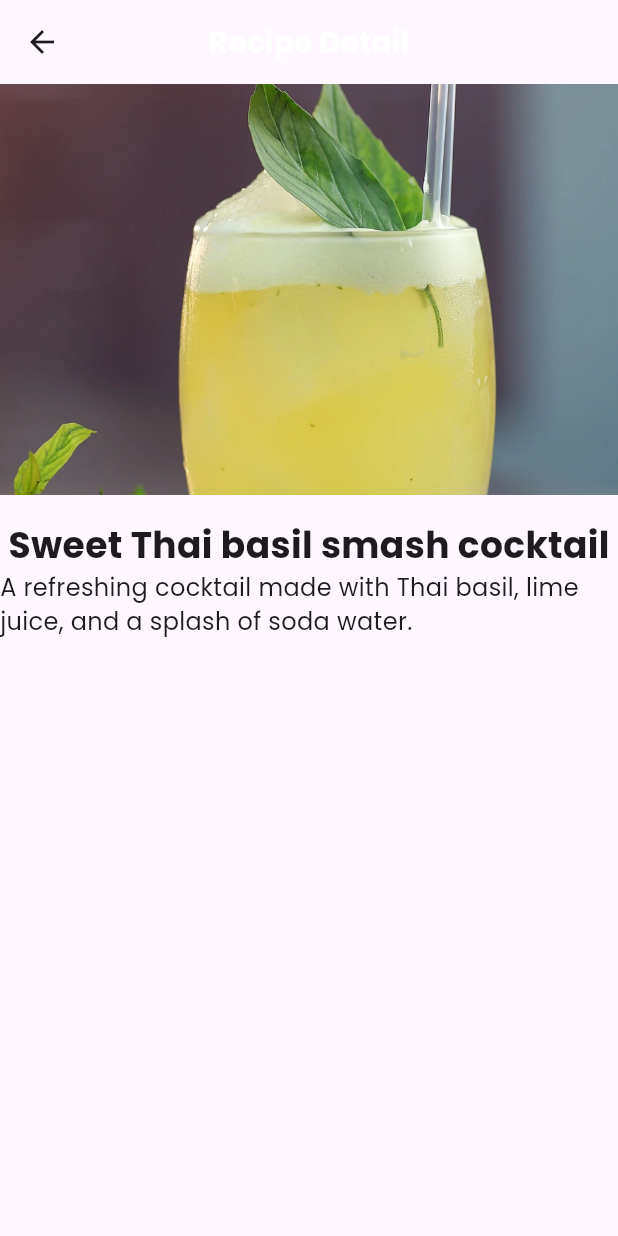
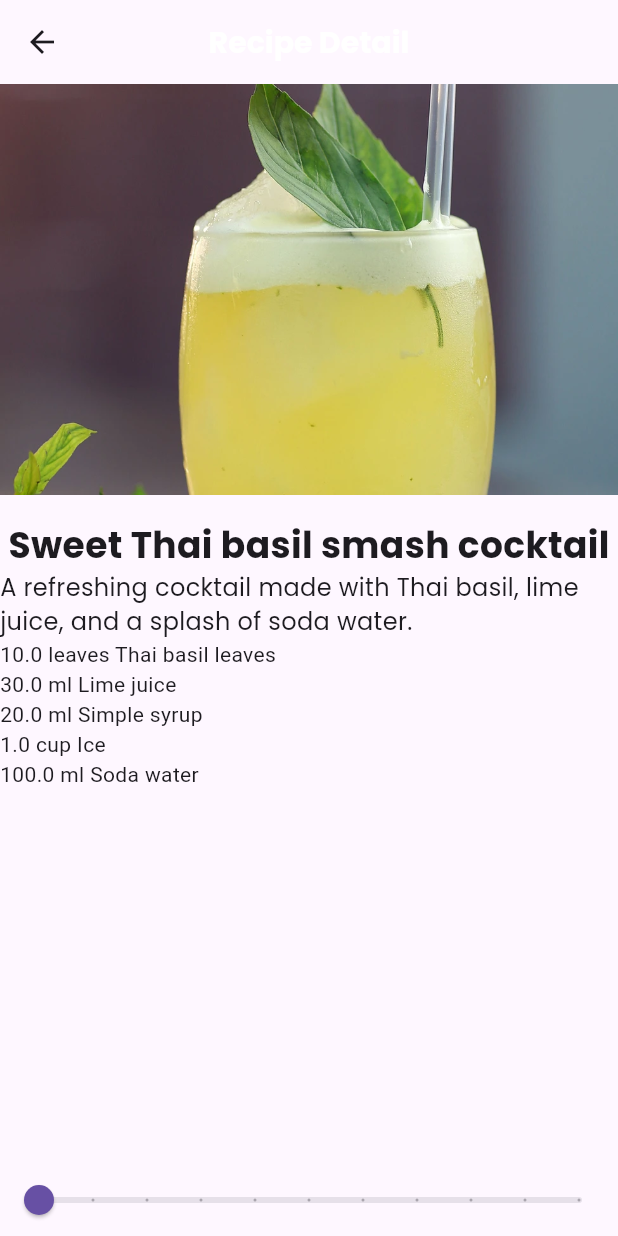
Before and after one commit to PhongamonJutipong/receipes, a Flutter app: the screen it shows after launch, after a tap on "Sweet Thai basil smash cocktail", on a phone screen of 412 x 824 dp. Run offline on Flutter 3.47's test engine with Material 3 defaults, Android fonts, the phone set to English and light mode, and no system bars; our stand-ins replace google_fonts.

Commit message:
Slideval and ingrediant

```diff
--- /dev/null
+++ b/lib/Model/ingrediant.dart
@@ -0,0 +1,12 @@
+class Ingrediant {
+  String name;
+  double quantity;
+  String unit;
+
+  Ingrediant({
+    required this.name,
+    required this.quantity,
+    required this.unit,
+  });
+
+}
--- a/lib/Model/recipe.dart
+++ b/lib/Model/recipe.dart
@@ -1,35 +1,82 @@
-class Recipe { //ต้องเหมือนชื่อคลาส
+import 'package:receipes/Model/ingrediant.dart';
+
+class Recipe {
   String imgLabel;   // ชื่อเมนู
   String imageUrl;   // path ของรูป
-  String imgdetail; // รายละเอียดของเมนู
+  String imgdetail;  // รายละเอียดของเมนู
+  List<Ingrediant> ingrediants; // รายการวัตถุดิบ
 
-  Recipe(this.imgLabel, this.imageUrl, this.imgdetail);
+  Recipe(this.imgLabel, this.imageUrl, this.imgdetail, this.ingrediants);
 
   static List<Recipe> samples = [
+    // 1. Sweet Thai basil smash cocktail
     Recipe(
       'Sweet Thai basil smash cocktail',
       'assets/images/test1.webp',
-      'A refreshing cocktail made with Thai basil, lime juice, and a splash of soda water.'
+      'A refreshing cocktail made with Thai basil, lime juice, and a splash of soda water.',
+      [
+        Ingrediant(name: 'Thai basil leaves', quantity: 10, unit: 'leaves'),
+        Ingrediant(name: 'Lime juice', quantity: 30, unit: 'ml'),
+        Ingrediant(name: 'Simple syrup', quantity: 20, unit: 'ml'),
+        Ingrediant(name: 'Ice', quantity: 1, unit: 'cup'),
+        Ingrediant(name: 'Soda water', quantity: 100, unit: 'ml'),
+      ],
     ),
+
+    // 2. Pad Thai
     Recipe(
       'Pad Thai',
       'assets/images/test2.webp',
-      'A classic Thai stir-fried noodle dish with shrimp, tofu, peanuts, and bean sprouts.'
+      'A classic Thai stir-fried noodle dish with shrimp, tofu, peanuts, and bean sprouts.',
+      [
+        Ingrediant(name: 'Rice noodles', quantity: 200, unit: 'g'),
+        Ingrediant(name: 'Shrimp', quantity: 150, unit: 'g'),
+        Ingrediant(name: 'Eggs', quantity: 2, unit: 'pcs'),
+        Ingrediant(name: 'Bean sprouts', quantity: 100, unit: 'g'),
+        Ingrediant(name: 'Pad Thai sauce', quantity: 3, unit: 'tbsp'),
+      ],
     ),
+
+    // 3. Thai pumpkin curry (gaeng fak thong)
     Recipe(
       'Thai pumpkin curry (gaeng fak thong)',
       'assets/images/test3.webp',
-      'A creamy and flavorful curry made with pumpkin, coconut milk, and a blend of Thai spices.'
+      'A creamy and flavorful curry made with pumpkin, coconut milk, and a blend of Thai spices.',
+      [
+        Ingrediant(name: 'Pumpkin', quantity: 300, unit: 'g'),
+        Ingrediant(name: 'Coconut milk', quantity: 400, unit: 'ml'),
+        Ingrediant(name: 'Red curry paste', quantity: 2, unit: 'tbsp'),
+        Ingrediant(name: 'Thai basil leaves', quantity: 10, unit: 'leaves'),
+        Ingrediant(name: 'Fish sauce', quantity: 1, unit: 'tbsp'),
+      ],
     ),
+
+    // 4. Thai-style fishcakes
     Recipe(
       'Thai-style fishcakes with sweet and sour cucumber pickle',
       'assets/images/test6.webp',
-      'Crispy fishcakes served with a tangy cucumber pickle and sweet chili sauce.'
+      'Crispy fishcakes served with a tangy cucumber pickle and sweet chili sauce.',
+      [
+        Ingrediant(name: 'Fish paste', quantity: 300, unit: 'g'),
+        Ingrediant(name: 'Red curry paste', quantity: 1, unit: 'tbsp'),
+        Ingrediant(name: 'Green beans', quantity: 50, unit: 'g'),
+        Ingrediant(name: 'Egg', quantity: 1, unit: 'pc'),
+        Ingrediant(name: 'Cucumber pickle', quantity: 1, unit: 'cup'),
+      ],
     ),
+
+    // 5. Thai green fish curry
     Recipe(
       'Thai green fish curry',
       'assets/images/test5.webp',
-      'A spicy and aromatic curry made with green curry paste, fish, and vegetables.'
+      'A spicy and aromatic curry made with green curry paste, fish, and vegetables.',
+      [
+        Ingrediant(name: 'Fish fillet', quantity: 300, unit: 'g'),
+        Ingrediant(name: 'Green curry paste', quantity: 2, unit: 'tbsp'),
+        Ingrediant(name: 'Coconut milk', quantity: 400, unit: 'ml'),
+        Ingrediant(name: 'Eggplant', quantity: 150, unit: 'g'),
+        Ingrediant(name: 'Thai basil leaves', quantity: 10, unit: 'leaves'),
+      ],
     ),
   ];
 }
--- a/lib/main.dart
+++ b/lib/main.dart
@@ -41,16 +41,16 @@ class _MyHomePageState extends State<MyHomePage> {
       body: SafeArea(
         child: Container(
           child: ListView.builder(
-            itemBuilder: (BuildContext context,int index){
+            itemBuilder: (BuildContext context, int index) {
               return GestureDetector(
-                onTap: (){
+                onTap: () {
                   print('You tapped on ${Recipe.samples[index].imgLabel}');
                   Navigator.push(
                     context,
                     MaterialPageRoute(
                       builder: (context) {
                         return Recipedetail(recipe: Recipe.samples[index]);
-                      }
+                      },
                     ),
                   );
                 },
--- a/lib/recipe-detail.dart
+++ b/lib/recipe-detail.dart
@@ -1,11 +1,22 @@
 import 'package:flutter/material.dart';
+import 'package:flutter/rendering.dart';
+import 'package:receipes/Model/ingrediant.dart';
 import 'package:receipes/Model/recipe.dart';
 import 'package:google_fonts/google_fonts.dart';
 
-class Recipedetail extends StatelessWidget {
+class Recipedetail extends StatefulWidget {
   final Recipe recipe;
+  int _sliderVal = 1;
+  Recipedetail({super.key, required this.recipe});
 
-  const Recipedetail({super.key, required this.recipe});
+  @override
+  State<StatefulWidget> createState() {
+    return RecipeDetailState();
+  }
+}
+
+class RecipeDetailState extends State<Recipedetail> {
+  int sliderVal = 1;
 
   @override
   Widget build(BuildContext context) {
@@ -22,16 +33,44 @@ class Recipedetail extends StatelessWidget {
       body: Center(
         child: Column(
           children: [
-            Image.asset(recipe.imageUrl),
+            Image.asset(widget.recipe.imageUrl),
             const SizedBox(height: 16.0),
             Text(
-              recipe.imgLabel,
+              widget.recipe.imgLabel,
               style: GoogleFonts.poppins(
                 fontSize: 24.0,
                 fontWeight: FontWeight.bold,
               ),
             ),
-            Text(recipe.imgdetail, style: GoogleFonts.poppins(fontSize: 16.0)),
+            Text(
+              widget.recipe.imgdetail,
+              style: GoogleFonts.poppins(fontSize: 16.0),
+            ),
+
+            Expanded(
+              child: ListView.builder(
+                itemCount: widget.recipe.ingrediants.length,
+                itemBuilder: (BuildContext context, int index) {
+                  final ingrediant = widget.recipe.ingrediants![index];
+                  final adjustedQuantity = widget.recipe.ingrediants[index].quantity * sliderVal;
+                  return Text(
+                    '${adjustedQuantity * widget._sliderVal} ${ingrediant.unit} ${ingrediant.name}',
+                  );
+                },
+              ),
+            ),
+            Slider(
+              min: 1,
+              max: 10,
+              divisions: 10,
+              label: '${(sliderVal)} servings',
+              value: sliderVal.toDouble(),
+              onChanged: (newValue) {
+                setState(() {
+                  sliderVal = newValue.round();
+                });
+              },
+            ),
           ],
         ),
       ),
```
Also changed, not shown: 1 other file.
